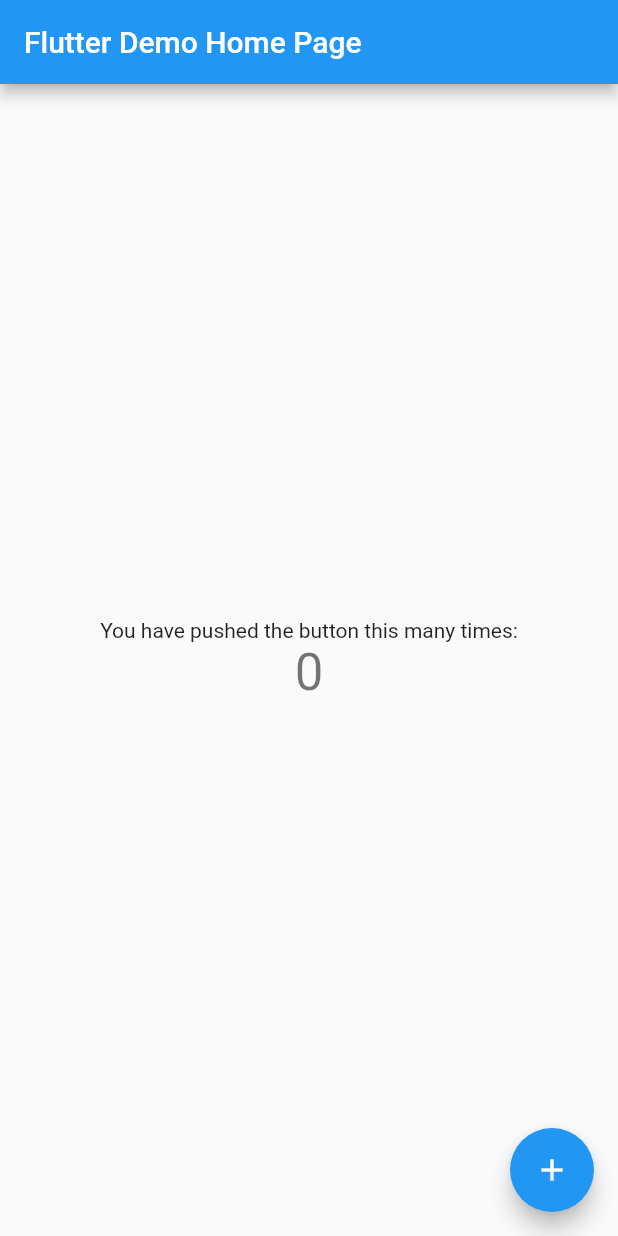
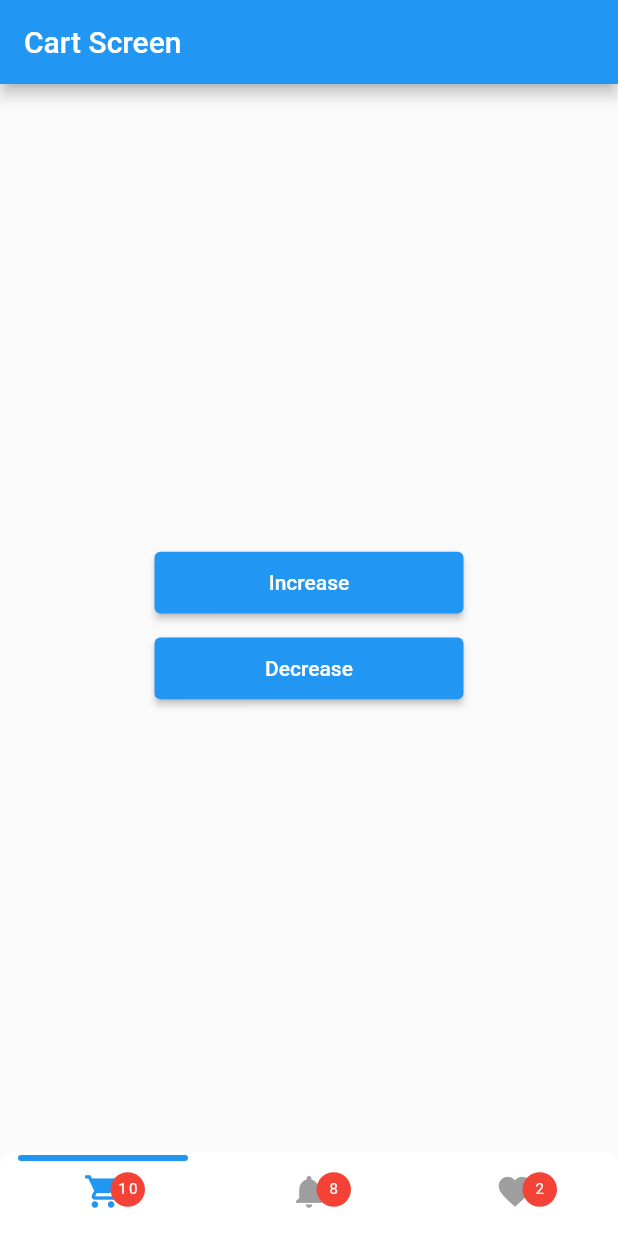
Before and after one commit to BasakK6/bottom_nav_bar_with_badges, a Flutter app: the screen it shows after launch, on a phone screen of 412 x 824 dp. Run offline on Flutter 3.47's test engine with Material 2 defaults, Android fonts, the phone set to English and light mode, and no system bars; drawn by our look-alikes of persistent_bottom_nav_bar; our stand-ins replace flutter_riverpod.

Commit message:
feature: added bottom navigation bar with badged icons and the functionality to change the number on the badge

```diff
--- /dev/null
+++ b/lib/features/home/components/common/badged_nav_bar_icon.dart
@@ -0,0 +1,59 @@
+import 'package:bottom_nav_bar_with_badges/screens.dart';
+import 'package:flutter/material.dart';
+import 'package:flutter_riverpod/flutter_riverpod.dart';
+
+class BadgedNavBarIcon extends StatelessWidget {
+  final IconData iconData;
+  final Screens screen;
+
+  const BadgedNavBarIcon(
+      {super.key, required this.iconData, required this.screen});
+
+  @override
+  Widget build(BuildContext context) {
+    return SizedBox(
+      width: kBottomNavigationBarHeight,
+      child: Stack(
+        alignment: Alignment.center,
+        children: [
+          Icon(iconData),
+          Consumer(builder: (context, ref, child) {
+            final int notificationCount = screen.getNotificationCount(ref: ref);
+            return notificationCount == 0
+                ? const SizedBox.shrink()
+                : _buildBadge(notificationCount, context);
+          }),
+        ],
+      ),
+    );
+  }
+
+  Positioned _buildBadge(
+      int notificationCount, BuildContext context) {
+    return Positioned(
+      top: 0,
+      right: 0,
+      child: Container(
+        width: 23,
+        height: 23,
+        decoration:
+            const BoxDecoration(shape: BoxShape.circle, color: Colors.red),
+        alignment: Alignment.center,
+        child: _buildAutoSizedText(notificationCount, context),
+      ),
+    );
+  }
+
+  FittedBox _buildAutoSizedText(int notificationCount, BuildContext context) {
+    return FittedBox(
+        fit: BoxFit.scaleDown,
+        child: Text(
+          '$notificationCount',
+          style: Theme.of(context)
+              .textTheme
+              .labelSmall
+              ?.copyWith(color: Colors.white),
+        ),
+      );
+  }
+}
--- /dev/null
+++ b/lib/features/home/components/common/count_change_button.dart
@@ -0,0 +1,32 @@
+import 'package:bottom_nav_bar_with_badges/resources/edge_insets.dart';
+import 'package:bottom_nav_bar_with_badges/screens.dart';
+import 'package:bottom_nav_bar_with_badges/resources/app_strings.dart';
+import 'package:bottom_nav_bar_with_badges/utility/extensions/context_extensions.dart';
+import 'package:flutter/material.dart';
+import 'package:flutter_riverpod/flutter_riverpod.dart';
+
+class CountChangeButton extends ConsumerWidget {
+  const CountChangeButton({
+    Key? key,
+    required this.isIncrease,
+    required this.screen,
+  }) : super(key: key);
+
+  final bool isIncrease;
+  final Screens screen;
+
+  @override
+  Widget build(BuildContext context, WidgetRef ref) {
+    return Container(
+      width: context.dynamicWidth(0.5),
+      height: context.dynamicHeight(0.05),
+      margin: const EdgeInsetItems.verticalEight(),
+      child: ElevatedButton(
+        onPressed: () {
+          screen.changeNotificationCount(ref: ref, isIncrease: isIncrease);
+        },
+        child: Text(isIncrease ? kIncrease : kDecrease),
+      ),
+    );
+  }
+}
--- /dev/null
+++ b/lib/features/home/components/screens/cart/cart_screen.dart
@@ -0,0 +1,30 @@
+import 'package:bottom_nav_bar_with_badges/features/home/components/common/count_change_button.dart';
+import 'package:bottom_nav_bar_with_badges/resources/app_strings.dart';
+import 'package:bottom_nav_bar_with_badges/screens.dart';
+import 'package:flutter/material.dart';
+
+class CartScreen extends StatelessWidget {
+  const CartScreen({Key? key}) : super(key: key);
+
+  @override
+  Widget build(BuildContext context) {
+    return Scaffold(
+      appBar: _buildAppBar(),
+      body: Center(
+        child: _buildButtons(),
+      ),
+    );
+  }
+
+  Column _buildButtons() {
+    return Column(
+      mainAxisAlignment: MainAxisAlignment.center,
+      children: const [
+        CountChangeButton(isIncrease: true, screen: Screens.cartsScreen),
+        CountChangeButton(isIncrease: false, screen: Screens.cartsScreen)
+      ],
+    );
+  }
+
+  AppBar _buildAppBar() => AppBar(title: const Text(kCartScreenTitle));
+}
--- /dev/null
+++ b/lib/features/home/home_screen.dart
@@ -0,0 +1,89 @@
+import 'package:bottom_nav_bar_with_badges/resources/durations.dart';
+import 'package:flutter/cupertino.dart';
+import 'package:flutter/material.dart';
+import 'package:persistent_bottom_nav_bar/persistent_tab_view.dart';
+import 'components/common/badged_nav_bar_icon.dart';
+import 'package:bottom_nav_bar_with_badges/screens.dart';
+
+class HomeScreen extends StatefulWidget {
+  const HomeScreen({Key? key}) : super(key: key);
+
+  @override
+  State<HomeScreen> createState() => _HomeScreenState();
+}
+
+class _HomeScreenState extends State<HomeScreen> {
+  late PersistentTabController _controller;
+
+  @override
+  void initState() {
+    super.initState();
+    _controller = PersistentTabController(initialIndex: 0);
+  }
+
+  @override
+  Widget build(BuildContext context) {
+    return PersistentTabView(
+      context,
+      controller: _controller,
+      screens: _buildScreens(),
+      items: _buildNavBarsItems(),
+      decoration: _buildNavBarDecoration(),
+      screenTransitionAnimation: _buildScreenTransitionAnimation(),
+      navBarStyle: NavBarStyle.style3,
+    );
+  }
+
+  List<Widget> _buildScreens() {
+    return [
+      Screens.cartsScreen.getWidget(),
+      Screens.notificationsScreen.getWidget(),
+      Screens.favoritesScreen.getWidget(),
+    ];
+  }
+
+  List<PersistentBottomNavBarItem> _buildNavBarsItems() {
+    return [
+      buildNavBarItem(
+        iconData: Icons.shopping_cart,
+        screen: Screens.cartsScreen,
+      ),
+      buildNavBarItem(
+        iconData: Icons.notifications,
+        screen: Screens.notificationsScreen,
+      ),
+      buildNavBarItem(
+        iconData: Icons.favorite,
+        screen: Screens.favoritesScreen,
+      ),
+    ];
+  }
+
+  PersistentBottomNavBarItem buildNavBarItem(
+      {required IconData iconData, required Screens screen}) {
+    return PersistentBottomNavBarItem(
+      icon: BadgedNavBarIcon(
+        iconData: iconData,
+        screen: screen,
+      ),
+      activeColorPrimary: Colors.blue,
+      inactiveColorPrimary: Colors.grey,
+    );
+  }
+
+  NavBarDecoration _buildNavBarDecoration() {
+    return NavBarDecoration(
+      borderRadius: BorderRadius.circular(10.0),
+      colorBehindNavBar: Colors.white,
+    );
+  }
+
+  ScreenTransitionAnimation _buildScreenTransitionAnimation() {
+    return const ScreenTransitionAnimation(
+      // Screen transition animation on change of selected tab.
+      animateTabTransition: true,
+      curve: Curves.ease,
+      duration: DurationItems.animationDuration(),
+    );
+  }
+}
--- a/lib/main.dart
+++ b/lib/main.dart
@@ -1,7 +1,9 @@
+import 'package:bottom_nav_bar_with_badges/features/home/home_screen.dart';
 import 'package:flutter/material.dart';
+import 'package:flutter_riverpod/flutter_riverpod.dart';
 
 void main() {
-  runApp(const MyApp());
+  runApp(const ProviderScope(child: MyApp()));
 }
 
 class MyApp extends StatelessWidget {
@@ -11,105 +13,11 @@
   @override
   Widget build(BuildContext context) {
     return MaterialApp(
-      title: 'Flutter Demo',
+      title: 'NavBar Demo',
       theme: ThemeData(
-        // This is the theme of your application.
-        //
-        // Try running your application with "flutter run". You'll see the
-        // application has a blue toolbar. Then, without quitting the app, try
-        // changing the primarySwatch below to Colors.green and then invoke
-        // "hot reload" (press "r" in the console where you ran "flutter run",
-        // or simply save your changes to "hot reload" in a Flutter IDE).
-        // Notice that the counter didn't reset back to zero; the application
-        // is not restarted.
         primarySwatch: Colors.blue,
       ),
-      home: const MyHomePage(title: 'Flutter Demo Home Page'),
+      home: const HomeScreen(),
     );
   }
 }
-
-class MyHomePage extends StatefulWidget {
-  const MyHomePage({super.key, required this.title});
-
-  // This widget is the home page of your application. It is stateful, meaning
-  // that it has a State object (defined below) that contains fields that affect
-  // how it looks.
-
-  // This class is the configuration for the state. It holds the values (in this
-  // case the title) provided by the parent (in this case the App widget) and
-  // used by the build method of the State. Fields in a Widget subclass are
-  // always marked "final".
-
-  final String title;
-
-  @override
-  State<MyHomePage> createState() => _MyHomePageState();
-}
-
-class _MyHomePageState extends State<MyHomePage> {
-  int _counter = 0;
-
-  void _incrementCounter() {
-    setState(() {
-      // This call to setState tells the Flutter framework that something has
-      // changed in this State, which causes it to rerun the build method below
-      // so that the display can reflect the updated values. If we changed
-      // _counter without calling setState(), then the build method would not be
-      // called again, and so nothing would appear to happen.
-      _counter++;
-    });
-  }
-
-  @override
-  Widget build(BuildContext context) {
-    // This method is rerun every time setState is called, for instance as done
-    // by the _incrementCounter method above.
-    //
-    // The Flutter framework has been optimized to make rerunning build methods
-    // fast, so that you can just rebuild anything that needs updating rather
-    // than having to individually change instances of widgets.
-    return Scaffold(
-      appBar: AppBar(
-        // Here we take the value from the MyHomePage object that was created by
-        // the App.build method, and use it to set our appbar title.
-        title: Text(widget.title),
-      ),
-      body: Center(
-        // Center is a layout widget. It takes a single child and positions it
-        // in the middle of the parent.
-        child: Column(
-          // Column is also a layout widget. It takes a list of children and
-          // arranges them vertically. By default, it sizes itself to fit its
-          // children horizontally, and tries to be as tall as its parent.
-          //
-          // Invoke "debug painting" (press "p" in the console, choose the
-          // "Toggle Debug Paint" action from the Flutter Inspector in Android
-          // Studio, or the "Toggle Debug Paint" command in Visual Studio Code)
-          // to see the wireframe for each widget.
-          //
-          // Column has various properties to control how it sizes itself and
-          // how it positions its children. Here we use mainAxisAlignment to
-          // center the children vertically; the main axis here is the vertical
-          // axis because Columns are vertical (the cross axis would be
-          // horizontal).
-          mainAxisAlignment: MainAxisAlignment.center,
-          children: <Widget>[
-            const Text(
-              'You have pushed the button this many times:',
-            ),
-            Text(
-              '$_counter',
-              style: Theme.of(context).textTheme.headlineMedium,
-            ),
-          ],
-        ),
-      ),
-      floatingActionButton: FloatingActionButton(
-        onPressed: _incrementCounter,
-        tooltip: 'Increment',
-        child: const Icon(Icons.add),
-      ), // This trailing comma makes auto-formatting nicer for build methods.
-    );
-  }
-}
--- /dev/null
+++ b/lib/resources/app_strings.dart
@@ -0,0 +1,5 @@
+const String kIncrease = "Increase";
+const String kDecrease = "Decrease";
+const String kCartScreenTitle = "Cart Screen";
+const String kFavoritesScreenTitle = "Favorites Screen";
+const String kNotificationsScreenTitle = "Notifications Screen";
--- /dev/null
+++ b/lib/resources/durations.dart
@@ -0,0 +1,3 @@
+class DurationItems extends Duration {
+  const DurationItems.animationDuration() : super(milliseconds: 200);
+}
--- /dev/null
+++ b/lib/resources/edge_insets.dart
@@ -0,0 +1,5 @@
+import 'package:flutter/material.dart';
+
+class EdgeInsetItems extends EdgeInsets {
+  const EdgeInsetItems.verticalEight() : super.symmetric(vertical: 8);
+}
--- /dev/null
+++ b/lib/screens.dart
@@ -0,0 +1,62 @@
+import 'package:bottom_nav_bar_with_badges/features/home/components/screens/cart/cart_screen.dart';
+import 'package:bottom_nav_bar_with_badges/features/home/components/screens/favorites/favorites_screen.dart';
+import 'package:bottom_nav_bar_with_badges/features/home/components/screens/notifications/notifications_screen.dart';
+import 'package:flutter/material.dart';
+import 'package:flutter_riverpod/flutter_riverpod.dart';
+import 'package:bottom_nav_bar_with_badges/state/cart_count_provider.dart';
+import 'package:bottom_nav_bar_with_badges/state/favorites_count_provider.dart';
+import 'package:bottom_nav_bar_with_badges/state/notifications_count_provider.dart';
+
+enum Screens {
+  cartsScreen,
+  notificationsScreen,
+  favoritesScreen;
+
+  Widget getWidget() {
+    switch (this) {
+      case Screens.cartsScreen:
+        return const CartScreen();
+      case Screens.notificationsScreen:
+        return const NotificationsScreen();
+      case Screens.favoritesScreen:
+        return const FavoritesScreen();
+    }
+  }
+
+  void changeNotificationCount(
+      {required WidgetRef ref, required bool isIncrease}) {
+    switch (this) {
+      case Screens.cartsScreen:
+        final cartCountNotifier = ref.read(cartCountProvider.notifier);
+        isIncrease
+            ? cartCountNotifier.increaseState()
+            : cartCountNotifier.decreaseState();
+        break;
+      case Screens.notificationsScreen:
+        final notificationsCountNotifier =
+            ref.read(notificationsCountProvider.notifier);
+        isIncrease
+            ? notificationsCountNotifier.increaseState()
+            : notificationsCountNotifier.decreaseState();
+        break;
+      case Screens.favoritesScreen:
+        final favoritesCountNotifier =
+            ref.read(favoritesCountProvider.notifier);
+        isIncrease
+            ? favoritesCountNotifier.increaseState()
+            : favoritesCountNotifier.decreaseState();
+        break;
+    }
+  }
+
+  int getNotificationCount({required WidgetRef ref}) {
+    switch (this) {
+      case Screens.cartsScreen:
+        return ref.watch(cartCountProvider);
+      case Screens.notificationsScreen:
+        return ref.watch(notificationsCountProvider);
+      case Screens.favoritesScreen:
+        return ref.watch(favoritesCountProvider);
+    }
+  }
+}
--- /dev/null
+++ b/lib/state/favorites_count_provider.dart
@@ -0,0 +1,26 @@
+import 'package:flutter_riverpod/flutter_riverpod.dart';
+
+class FavoritesCountNotifier extends StateNotifier<int> {
+  FavoritesCountNotifier(super.state);
+
+  void changeState(int newState) {
+    state = newState;
+  }
+
+  void increaseState() {
+    state++;
+  }
+
+  void decreaseState() {
+    if (state == 0) {
+      //don't go below 0 (no negative numbers)
+      return;
+    }
+    state--;
+  }
+}
+
+final favoritesCountProvider =
+    StateNotifierProvider<FavoritesCountNotifier, int>((ref) {
+  return FavoritesCountNotifier(2);
+});
--- /dev/null
+++ b/lib/state/notifications_count_provider.dart
@@ -0,0 +1,26 @@
+import 'package:flutter_riverpod/flutter_riverpod.dart';
+
+class NotificationsCountNotifier extends StateNotifier<int> {
+  NotificationsCountNotifier(super.state);
+
+  void changeState(int newState) {
+    state = newState;
+  }
+
+  void increaseState() {
+    state++;
+  }
+
+  void decreaseState() {
+    if (state == 0) {
+      //don't go below 0 (no negative numbers)
+      return;
+    }
+    state--;
+  }
+}
+
+final notificationsCountProvider =
+    StateNotifierProvider<NotificationsCountNotifier, int>((ref) {
+  return NotificationsCountNotifier(8);
+});
--- a/pubspec.yaml
+++ b/pubspec.yaml
@@ -35,6 +35,10 @@
   # The following adds the Cupertino Icons font to your application.
   # Use with the CupertinoIcons class for iOS style icons.
   cupertino_icons: ^1.0.2
+  #persisten bottom nav bar
+  persistent_bottom_nav_bar: ^5.0.2
+  #state management
+  flutter_riverpod: ^2.2.0
 
 dev_dependencies:
   flutter_test:
```
Also changed, not shown: lib/features/home/components/screens/favorites/favorites_screen.dart (added, +30 -0 lines), lib/features/home/components/screens/notifications/notifications_screen.dart (added, +32 -0 lines), lib/state/cart_count_provider.dart (added, +25 -0 lines), lib/utility/extensions/context_extensions.dart (added, +15 -0 lines), pubspec.lock.
